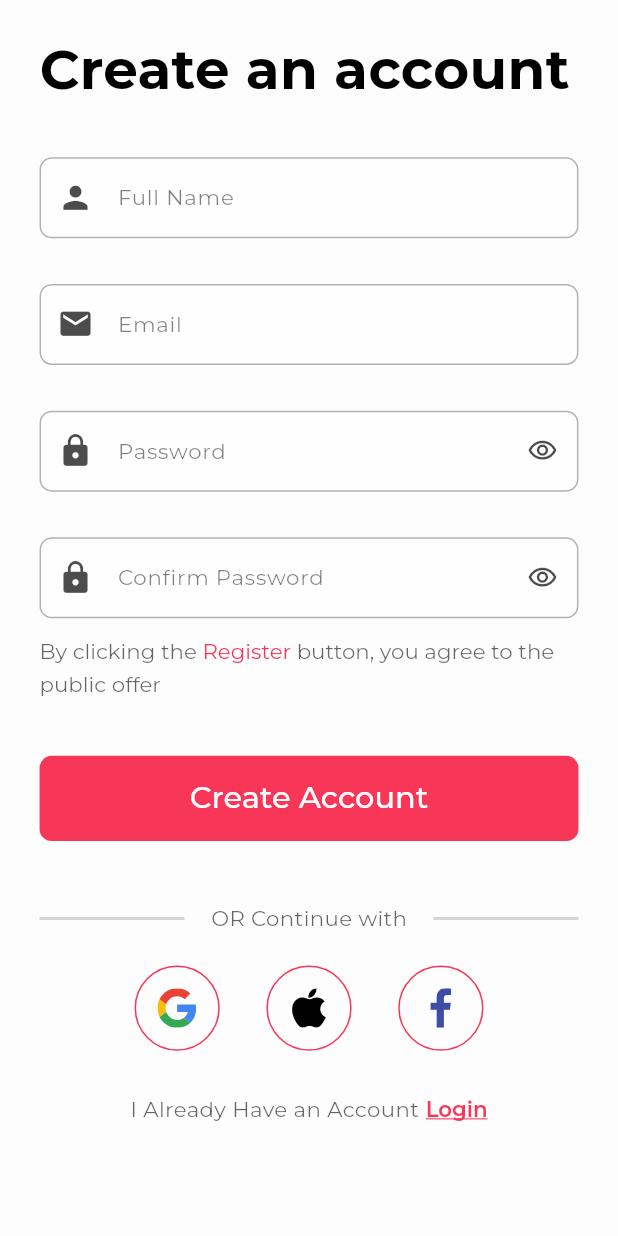
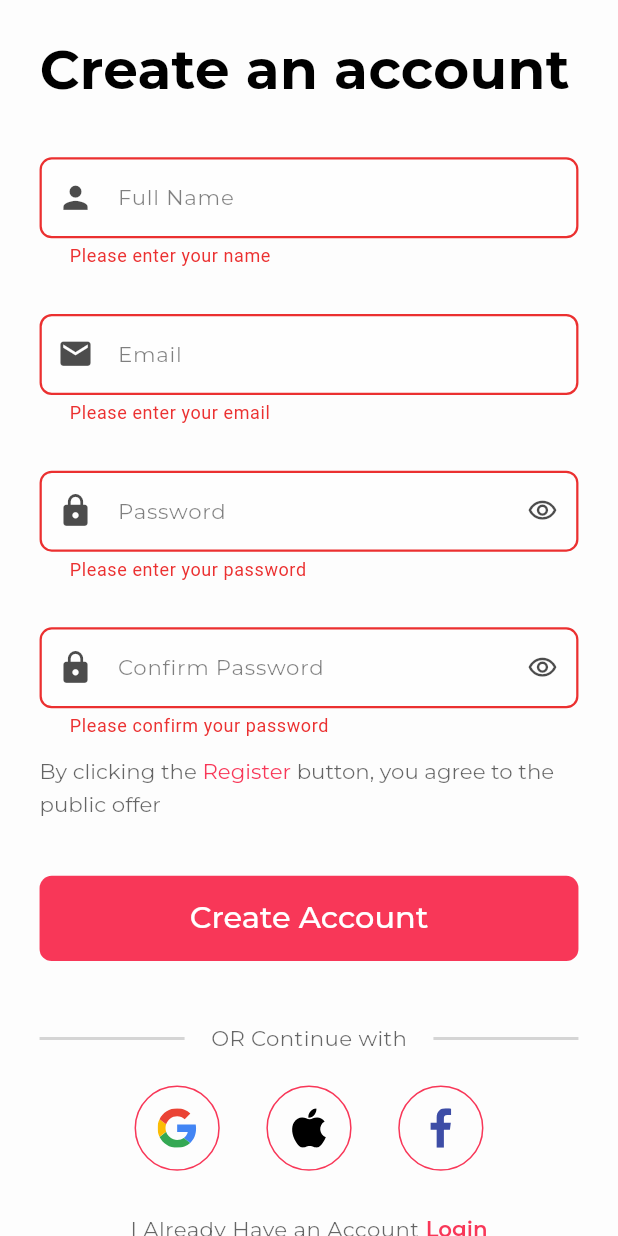
Before and after one commit to EsAm1973/Stylish, a Flutter app: the SignupView screen opened by its route, after a tap on "Create Account", on a phone screen of 412 x 824 dp. Run offline on Flutter 3.47's test engine with Material 3 defaults, Android fonts, the phone set to English and light mode, and no system bars; our stand-ins replace dartz, dio, dots_indicator, equatable, flutter_bloc, flutter_screenutil and 5 more; accounts and stored records are empty.

Commit message:
Finish Signup Logic to register users

```diff
--- /dev/null
+++ b/lib/Core/utils/app_endpoints.dart
@@ -0,0 +1,3 @@
+abstract class AppEndpoints {
+  static const String createUser = 'users/';
+}
--- a/lib/Core/utils/app_router.dart
+++ b/lib/Core/utils/app_router.dart
@@ -1,4 +1,8 @@
+import 'package:flutter_bloc/flutter_bloc.dart';
 import 'package:go_router/go_router.dart';
+import 'package:stylish/Core/services/getit_service.dart';
+import 'package:stylish/Features/auth/data/repos/auth_repo.dart';
+import 'package:stylish/Features/auth/presentation/manager/register/register_cubit.dart';
 import 'package:stylish/Features/auth/presentation/views/forget_pass_view.dart';
 import 'package:stylish/Features/auth/presentation/views/login_view.dart';
 import 'package:stylish/Features/auth/presentation/views/signup_view.dart';
@@ -28,7 +32,10 @@ abstract class AppRouter {
       ),
       GoRoute(
         path: kSignupRoute,
-        builder: (context, state) => const SignupView(),
+        builder: (context, state) => BlocProvider(
+          create: (context) => RegisterCubit(getit<AuthRepo>()),
+          child: const SignupView(),
+        ),
       ),
       GoRoute(
         path: kForgetPasswordRoute,
--- /dev/null
+++ b/lib/Features/auth/data/repos/auth_repo.dart
@@ -0,0 +1,12 @@
+import 'package:dartz/dartz.dart';
+import 'package:stylish/Core/errors/failure.dart';
+
+/// Abstract repository for authentication operations
+abstract class AuthRepo {
+  Future<Either<Failure, Map<String, dynamic>>> register({
+    required String name,
+    required String email,
+    required String password,
+    String? avatar,
+  });
+}
--- /dev/null
+++ b/lib/Features/auth/presentation/manager/register/register_cubit.dart
@@ -0,0 +1,39 @@
+import 'package:flutter_bloc/flutter_bloc.dart';
+import 'package:stylish/Features/auth/data/repos/auth_repo.dart';
+import 'package:stylish/Features/auth/presentation/manager/register/register_state.dart';
+
+class RegisterCubit extends Cubit<RegisterState> {
+  final AuthRepo _authRepo;
+
+  RegisterCubit(this._authRepo) : super(const RegisterInitial());
+
+  Future<void> register({
+    required String name,
+    required String email,
+    required String password,
+    String? avatar,
+  }) async {
+    emit(const RegisterLoading());
+
+    final result = await _authRepo.register(
+      name: name,
+      email: email,
+      password: password,
+      avatar: avatar,
+    );
+
+    result.fold(
+      (failure) {
+        emit(RegisterFailure(errorMessage: failure.errorMessage));
+      },
+      (userData) {
+        emit(RegisterSuccess(userData: userData));
+      },
+    );
+  }
+
+  /// Reset state to initial
+  void resetState() {
+    emit(const RegisterInitial());
+  }
+}
--- /dev/null
+++ b/lib/Features/auth/presentation/manager/register/register_state.dart
@@ -0,0 +1,34 @@
+import 'package:equatable/equatable.dart';
+
+abstract class RegisterState extends Equatable {
+  const RegisterState();
+
+  @override
+  List<Object?> get props => [];
+}
+
+class RegisterInitial extends RegisterState {
+  const RegisterInitial();
+}
+
+class RegisterLoading extends RegisterState {
+  const RegisterLoading();
+}
+
+class RegisterSuccess extends RegisterState {
+  final Map<String, dynamic> userData;
+
+  const RegisterSuccess({required this.userData});
+
+  @override
+  List<Object?> get props => [userData];
+}
+
+class RegisterFailure extends RegisterState {
+  final String errorMessage;
+
+  const RegisterFailure({required this.errorMessage});
+
+  @override
+  List<Object?> get props => [errorMessage];
+}
--- a/lib/Features/auth/presentation/views/widgets/signup_form.dart
+++ b/lib/Features/auth/presentation/views/widgets/signup_form.dart
@@ -6,15 +6,16 @@ class SignupForm extends StatefulWidget {
   const SignupForm({super.key});
 
   @override
-  State<SignupForm> createState() => _SignupFormState();
+  State<SignupForm> createState() => SignupFormState();
 }
 
-class _SignupFormState extends State<SignupForm> {
+class SignupFormState extends State<SignupForm> {
   final TextEditingController _nameController = TextEditingController();
   final TextEditingController _emailController = TextEditingController();
   final TextEditingController _passwordController = TextEditingController();
   final TextEditingController _confirmPasswordController =
       TextEditingController();
+  final GlobalKey<FormState> formKey = GlobalKey<FormState>();
   bool _obscurePassword = true;
   bool _obscureConfirmPassword = true;
 
@@ -27,9 +28,58 @@ class _SignupFormState extends State<SignupForm> {
     super.dispose();
   }
 
+  String? _validateName(String? value) {
+    if (value == null || value.trim().isEmpty) {
+      return 'Please enter your name';
+    }
+    if (value.trim().length < 2) {
+      return 'Name must be at least 2 characters';
+    }
+    return null;
+  }
+
+  String? _validateEmail(String? value) {
+    if (value == null || value.trim().isEmpty) {
+      return 'Please enter your email';
+    }
+    final emailRegex = RegExp(
+      r'^[a-zA-Z0-9._%+-]+@[a-zA-Z0-9.-]+\.[a-zA-Z]{2,}$',
+    );
+    if (!emailRegex.hasMatch(value.trim())) {
+      return 'Please enter a valid email';
+    }
+    return null;
+  }
+
+  String? _validatePassword(String? value) {
+    if (value == null || value.isEmpty) {
+      return 'Please enter your password';
+    }
+    if (value.length < 6) {
+      return 'Password must be at least 6 characters';
+    }
+    return null;
+  }
+
+  String? _validateConfirmPassword(String? value) {
+    if (value == null || value.isEmpty) {
+      return 'Please confirm your password';
+    }
+    if (value != _passwordController.text) {
+      return 'Passwords do not match';
+    }
+    return null;
+  }
+
+  String get name => _nameController.text.trim();
+  String get email => _emailController.text.trim();
+  String get password => _passwordController.text;
+
   @override
   Widget build(BuildContext context) {
-    return Column(
+    return Form(
+      key: formKey,
+      child: Column(
         children: [
           CustomTextField(
             controller: _nameController,
@@ -41,6 +91,7 @@ class _SignupFormState extends State<SignupForm> {
             ),
             keyboardType: TextInputType.name,
             textInputAction: TextInputAction.next,
+            validator: _validateName,
           ),
           SizedBox(height: 30.h),
           CustomTextField(
@@ -53,6 +104,7 @@ class _SignupFormState extends State<SignupForm> {
             ),
             keyboardType: TextInputType.emailAddress,
             textInputAction: TextInputAction.next,
+            validator: _validateEmail,
           ),
           SizedBox(height: 30.h),
           CustomTextField(
@@ -79,6 +131,7 @@ class _SignupFormState extends State<SignupForm> {
               },
             ),
             textInputAction: TextInputAction.next,
+            validator: _validatePassword,
           ),
           SizedBox(height: 30.h),
           CustomTextField(
@@ -105,9 +158,11 @@ class _SignupFormState extends State<SignupForm> {
               },
             ),
             textInputAction: TextInputAction.done,
+            validator: _validateConfirmPassword,
             onSubmitted: (_) => {},
           ),
         ],
+      ),
     );
   }
 }
--- a/lib/Features/auth/presentation/views/widgets/signup_view_body.dart
+++ b/lib/Features/auth/presentation/views/widgets/signup_view_body.dart
@@ -1,6 +1,10 @@
 import 'package:flutter/material.dart';
+import 'package:flutter_bloc/flutter_bloc.dart';
 import 'package:flutter_screenutil/flutter_screenutil.dart';
 import 'package:stylish/Core/widgets/custom_button.dart';
+import 'package:stylish/Features/auth/presentation/manager/register/register_cubit.dart';
+import 'package:stylish/Features/auth/presentation/manager/register/register_state.dart';
+import 'package:stylish/Features/auth/presentation/views/widgets/auth_dialog.dart';
 import 'package:stylish/Features/auth/presentation/views/widgets/login_navigation.dart';
 import 'package:stylish/Features/auth/presentation/views/widgets/or_continue_with_divider.dart';
 import 'package:stylish/Features/auth/presentation/views/widgets/signup_form.dart';
@@ -13,17 +17,56 @@ class SignupViewBody extends StatelessWidget {
 
   @override
   Widget build(BuildContext context) {
+    final formKey = GlobalKey<SignupFormState>();
+
+    return BlocConsumer<RegisterCubit, RegisterState>(
+      listener: (context, state) {
+        if (state is RegisterSuccess) {
+          showDialog(
+            context: context,
+            barrierDismissible: false,
+            builder: (context) => const AuthDialog(
+              isSuccess: true,
+              message: 'Registration successful! Please login to continue.',
+            ),
+          );
+        } else if (state is RegisterFailure) {
+          showDialog(
+            context: context,
+            builder: (context) =>
+                AuthDialog(isSuccess: false, message: state.errorMessage),
+          );
+        }
+      },
+      builder: (context, state) {
+        final isLoading = state is RegisterLoading;
+
         return SingleChildScrollView(
           padding: EdgeInsets.symmetric(horizontal: 24.w, vertical: 24.h),
           child: Column(
             crossAxisAlignment: CrossAxisAlignment.start,
             children: [
               const SignupTitle(),
-          const SignupForm(),
+              SignupForm(key: formKey),
               SizedBox(height: 9.h),
               const TermsText(),
               SizedBox(height: 38.h),
-          CustomButton(text: 'Create Account', onPressed: () {}),
+              CustomButton(
+                text: isLoading ? 'Creating Account...' : 'Create Account',
+                onPressed: isLoading
+                    ? () {}
+                    : () {
+                        final form = formKey.currentState;
+                        if (form != null &&
+                            form.formKey.currentState!.validate()) {
+                          context.read<RegisterCubit>().register(
+                            name: form.name,
+                            email: form.email,
+                            password: form.password,
+                          );
+                        }
+                      },
+              ),
               SizedBox(height: 40.h),
               const OrContinueWithDivider(),
               SizedBox(height: 20.h),
@@ -33,5 +76,7 @@ class SignupViewBody extends StatelessWidget {
             ],
           ),
         );
+      },
+    );
   }
 }
--- a/lib/main.dart
+++ b/lib/main.dart
@@ -1,5 +1,6 @@
 import 'package:flutter/material.dart';
 import 'package:flutter_screenutil/flutter_screenutil.dart';
+import 'package:stylish/Core/services/getit_service.dart';
 import 'package:stylish/Core/services/shared_prefs.dart';
 import 'package:stylish/Core/utils/app_router.dart';
 import 'package:stylish/Core/utils/app_themes.dart';
@@ -7,6 +8,7 @@ import 'package:stylish/Core/utils/app_themes.dart';
 void main() async {
   WidgetsFlutterBinding.ensureInitialized();
   await Prefs.init();
+  setupGetIt();
   runApp(const MyApp());
 }
 
```
Also changed, not shown: lib/Core/errors/failure.dart (+15 -4 lines), lib/Core/services/api_service.dart (added, +31 -0 lines), lib/Core/services/getit_service.dart (added, +16 -0 lines), lib/Features/auth/data/repos/auth_repo_implementation.dart (added, +48 -0 lines), lib/Features/auth/presentation/views/widgets/auth_dialog.dart (added, +81 -0 lines), pubspec.yaml (+8 -2 lines), pubspec.lock, 2 other files. Lines whose indentation alone changed are shown as unchanged.
